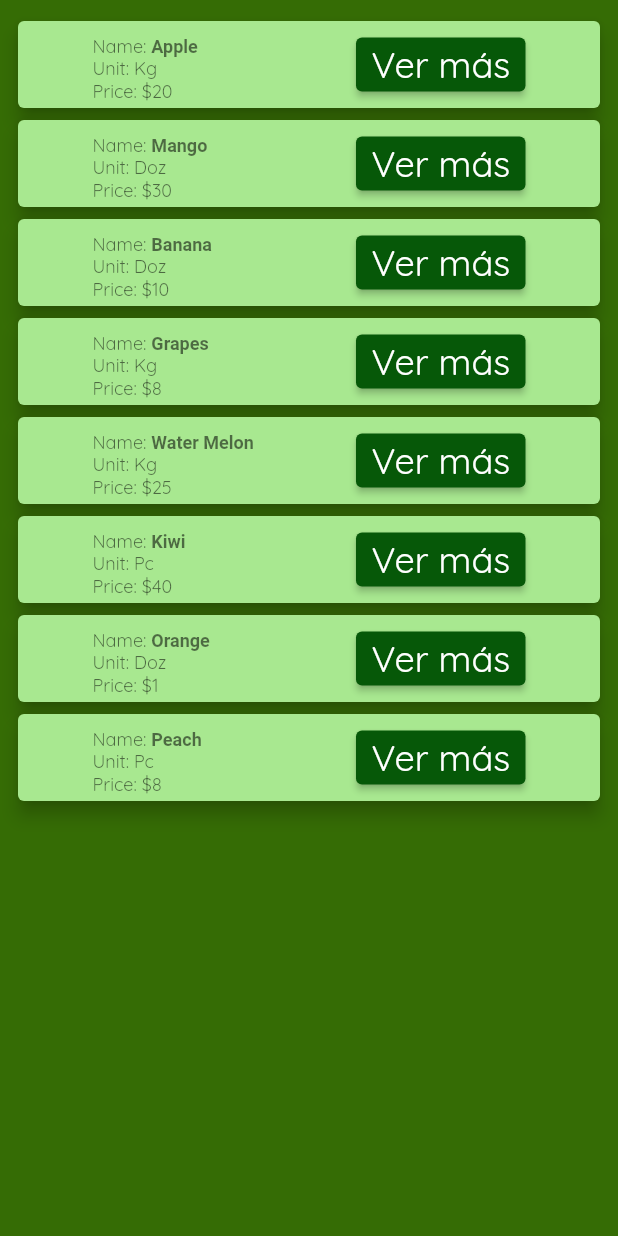
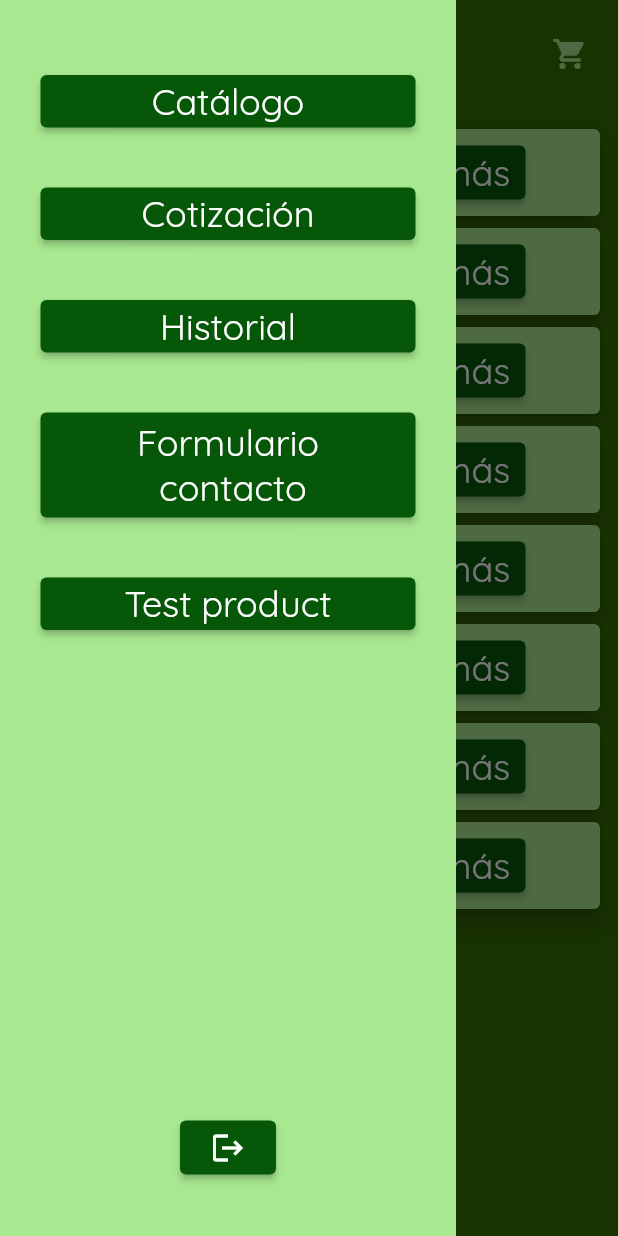
Before and after one commit to valeferreiraan/GreenPlasticApp_, a Flutter app: the HomePageCart screen opened directly, with the side drawer open (before the commit the screen has no drawer), on a phone screen of 412 x 824 dp. Run offline on Flutter 3.47's test engine with Material 2 defaults, Android fonts, the phone set to English and light mode, and no system bars; our stand-ins replace badges, email_validator, firebase_core, firebase_database, flex_color_scheme, get and 3 more; missing offline and left inert: dart:html, dart:js; accounts and stored records are empty.

Commit message:
arreglos catalogo sin dart tool

```diff
--- a/lib/ui/controllers/login_controller.dart
+++ b/lib/ui/controllers/login_controller.dart
@@ -6,8 +6,8 @@ import 'package:greenplastic_app/ui/pages/menuPage.dart';
 
 class LoginController extends GetxController {
   //usuario provisional
-  String username_prueba = 'user1@dominio.com';
-  String password_prueba = '123456789';
+  String username_prueba = 'adm@gp.com';
+  String password_prueba = '1';
 
   var user = ''.obs;
   var pswd = ''.obs;
@@ -34,7 +34,9 @@ class LoginController extends GetxController {
         if (user == username_prueba && pswd == password_prueba) {
           Get.to(MenuPage());
           Get.snackbar('Bienvenido', '',
-              icon: Icon(Icons.people), backgroundColor: Colors.green);
+              icon: Icon(Icons.people),
+              backgroundColor: Colors.green,
+              duration: Duration(seconds: 1));
         } else {
           Get.snackbar('Error', 'Correo o contraseña incorrectos',
               icon: Icon(Icons.warning), backgroundColor: Colors.red);
--- a/lib/ui/pages/Cart_Catalogue/catalogo_productos.dart
+++ b/lib/ui/pages/Cart_Catalogue/catalogo_productos.dart
@@ -7,16 +7,146 @@ import 'package:greenplastic_app/ui/controllers/Cart_controller.dart';
 import 'package:badges/badges.dart' as b;
 import 'package:provider/provider.dart';
 import 'package:greenplastic_app/ui/controllers/DataBase_temporal.dart';
+import 'package:greenplastic_app/ui/pages/prueba_database.dart';
+import 'package:flutter/material.dart';
+import 'package:greenplastic_app/ui/pages/home.dart';
 
-import 'package:flutter/material.dart';
+class HomePageCart extends StatefulWidget {
+  @override
+  _HomePageCartState createState() => _HomePageCartState();
+}
 
-class HomePageCart extends StatelessWidget {
+class _HomePageCartState extends State<HomePageCart> {
+  GlobalKey<ScaffoldState> _globalKey = GlobalKey<ScaffoldState>();
+
   @override
   Widget build(BuildContext context) {
-    return Container(
-      color: backColor, // Color de fondo deseado para el ListView
+    return Scaffold(
+      key: _globalKey,
+      drawer: Drawer(
+        backgroundColor: Color3,
+        elevation: 0,
+        child: Column(
+          children: [
+            SizedBox(
+              height: 50,
+            ),
+            SizedBox(
+                width: 250,
+                height: 35,
+                child: ElevatedButton(
+                    onPressed: () {
+                      Get.to(HomePageCart());
+                    },
+                    child: Text(
+                      'Catálogo',
+                      style: Theme.of(context).textTheme.labelLarge,
+                    ))),
+            SizedBox(
+              height: 40,
+            ),
+            SizedBox(
+                width: 250,
+                height: 35,
+                child: ElevatedButton(
+                    onPressed: () {},
+                    child: Text(
+                      'Cotización',
+                      style: Theme.of(context).textTheme.labelLarge,
+                    ))),
+            SizedBox(
+              height: 40,
+            ),
+            SizedBox(
+                width: 250,
+                height: 35,
+                child: ElevatedButton(
+                    onPressed: () {},
+                    child: Text(
+                      'Historial',
+                      style: Theme.of(context).textTheme.labelLarge,
+                    ))),
+            SizedBox(
+              height: 40,
+            ),
+            SizedBox(
+                width: 250,
+                height: 70,
+                child: ElevatedButton(
+                    onPressed: () {},
+                    child: Text(
+                      'Formulario \n contacto',
+                      textAlign: TextAlign.center,
+                      style: Theme.of(context).textTheme.labelLarge,
+                    ))),
+            SizedBox(
+              height: 40,
+            ),
+            SizedBox(
+                width: 250,
+                height: 35,
+                child: ElevatedButton(
+                    onPressed: () {
+                      //Get.to(PruebaDatabase());
+                    },
+                    child: Text(
+                      'Test product',
+                      textAlign: TextAlign.center,
+                      style: Theme.of(context).textTheme.labelLarge,
+                    ))),
+            Spacer(),
+            SizedBox(
+                /*width: 35,
+                height: 35,*/
+                child: ElevatedButton(
+              onPressed: () {
+                Get.to(HomePage());
+              },
+              child: Icon(Icons.logout),
+            )),
+            SizedBox(
+              height: 35,
+            ),
+          ],
+        ),
+      ),
+      body: Column(
+        crossAxisAlignment: CrossAxisAlignment.start,
+        children: [
+          Padding(
+            padding: const EdgeInsets.all(8.0),
+            child: Row(
+              children: [
+                IconButton(
+                  onPressed: () {
+                    _globalKey.currentState?.openDrawer();
+                  },
+                  icon: Icon(Icons.menu),
+                  color: Color3,
+                ),
+                SizedBox(
+                  width: 8.0,
+                ),
+                Text('Catálogo',
+                    textAlign: TextAlign.center,
+                    style: Theme.of(context).textTheme.headlineLarge),
+                Expanded(
+                  child: Align(
+                    alignment: Alignment.topRight,
+                    child: IconButton(
+                      onPressed: () {},
+                      icon: Icon(Icons.shopping_cart),
+                      color: Color3,
+                    ),
+                  ),
+                ),
+              ],
+            ),
+          ),
+          Expanded(
             child: ListView.builder(
-        padding: const EdgeInsets.symmetric(vertical: 10.0, horizontal: 8.0),
+              padding:
+                  const EdgeInsets.symmetric(vertical: 10.0, horizontal: 8.0),
               shrinkWrap: true,
               itemCount: products.length,
               itemBuilder: (context, index) {
@@ -45,7 +175,8 @@ class HomePageCart extends StatelessWidget {
                                   style: Theme.of(context).textTheme.bodySmall,
                                   children: [
                                     TextSpan(
-                                text: '${products[index].name.toString()}\n',
+                                      text:
+                                          '${products[index].name.toString()}\n',
                                       style: const TextStyle(
                                         fontWeight: FontWeight.bold,
                                       ),
@@ -60,8 +191,10 @@ class HomePageCart extends StatelessWidget {
                                   style: Theme.of(context).textTheme.bodySmall,
                                   children: [
                                     TextSpan(
-                                text: '${products[index].unit.toString()}\n',
-                                style: Theme.of(context).textTheme.bodySmall,
+                                      text:
+                                          '${products[index].unit.toString()}\n',
+                                      style:
+                                          Theme.of(context).textTheme.bodySmall,
                                     ),
                                   ],
                                 ),
@@ -73,8 +206,10 @@ class HomePageCart extends StatelessWidget {
                                   style: Theme.of(context).textTheme.bodySmall,
                                   children: [
                                     TextSpan(
-                                text: '${products[index].price.toString()}\n',
-                                style: Theme.of(context).textTheme.bodySmall,
+                                      text:
+                                          '${products[index].price.toString()}\n',
+                                      style:
+                                          Theme.of(context).textTheme.bodySmall,
                                     ),
                                   ],
                                 ),
@@ -94,6 +229,9 @@ class HomePageCart extends StatelessWidget {
                   ),
                 );
               },
+            ),
+          ),
+        ],
       ),
     );
   }
--- a/lib/ui/pages/menuPage.dart
+++ b/lib/ui/pages/menuPage.dart
@@ -5,7 +5,7 @@ import 'package:greenplastic_app/constants.dart';
 import 'package:greenplastic_app/ui/pages/home.dart';
 import 'package:greenplastic_app/ui/controllers/login_controller.dart';
 import 'package:greenplastic_app/ui/pages/prueba_database.dart';
-import 'package:greenplastic_app/ui/pages/pruebasubirdatos.dart';
+//import 'package:greenplastic_app/ui/pages/pruebasubirdatos.dart';
 
 import 'Cart_Catalogue/catalogo_productos.dart';
 import 'cotizacion.dart';
@@ -91,7 +91,7 @@ class _menuPageState extends State<MenuPage> {
                 height: 35,
                 child: ElevatedButton(
                     onPressed: () {
-                      Get.to(PruebaDatabase());
+                      //Get.to(PruebaDatabase());
                     },
                     child: Text(
                       'Test product',
```
Also changed, not shown: pubspec.lock, 9 other files. Lines whose indentation alone changed are shown as unchanged.
